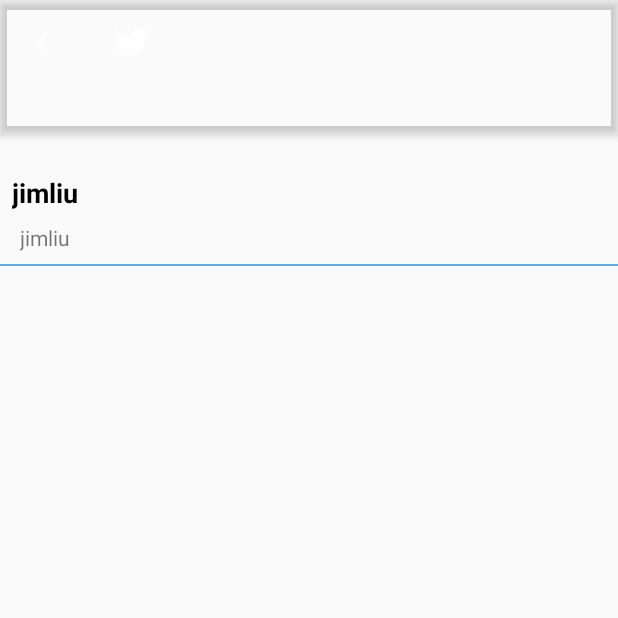
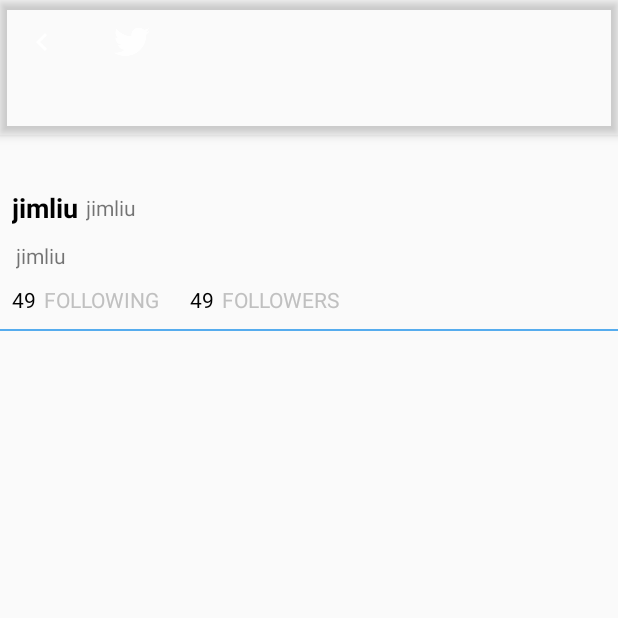
Before and after one commit to jimxj/TwitterClientAndroid, an Android app: the UserProfileActivity screen opened directly, with no data from a screen before it, on a phone screen of 412 x 824 dp, the top half of it. Run offline under Robolectric (Android 15) with nearby library versions, the light colour scheme and no system bars; our stand-ins replace ButterKnife; libraries missing offline, so code that uses them is left out: com.facebook.drawee; plain views replace SimpleDraweeView; pictures from the network do not load; 1 statement that could not run was skipped.

Commit message:
added following/follower number

```diff
--- a/app/src/main/java/com/jim/apps/twitter/activity/UserProfileActivity.java
+++ b/app/src/main/java/com/jim/apps/twitter/activity/UserProfileActivity.java
@@ -38,6 +38,9 @@ public class UserProfileActivity extends AppCompatActivity implements OnNewTweet
   @InjectView(R.id.ivProfile) SimpleDraweeView ivProfileImage;
   @InjectView(R.id.tvUserName) TextView tvUsername;
   @InjectView(R.id.tvScreenName) TextView tvScreenName;
+  @InjectView(R.id.tvFollowingNum) TextView tvFollowingNum;
+  @InjectView(R.id.tvFollowerNum) TextView tvFollowerNum;
+  @InjectView(R.id.tvIntroduction) TextView tvIntroduction;
 
   @Override protected void onCreate(Bundle savedInstanceState) {
     super.onCreate(savedInstanceState);
@@ -72,6 +75,9 @@ public class UserProfileActivity extends AppCompatActivity implements OnNewTweet
     tvUsername.setText(user.getName());
     tvScreenName.setText("@" + user.getScreen_name());
     ivProfileImage.setImageURI(Uri.parse(user.getProfile_image_url()));
+    tvFollowingNum.setText(String.valueOf(user.getFriends_count()));
+    tvFollowerNum.setText(String.valueOf(user.getFollowers_count()));
+    tvIntroduction.setText(user.getDescription());
     if(user.getProfile_use_background_image() && null != user.getProfile_background_image_url()) {
       SimpleDraweeView draweeView = new SimpleDraweeView(this);
       draweeView.setScaleType(ImageView.ScaleType.FIT_XY);
--- a/app/src/main/res/layout/activity_user_profile.xml
+++ b/app/src/main/res/layout/activity_user_profile.xml
@@ -46,16 +46,23 @@
       android:id="@+id/ivProfile"
       fresco:placeholderImage="@drawable/default_profile_image"/>
 
-
+    <LinearLayout
+        android:id="@+id/llUserNames"
+        android:layout_width="match_parent"
+        android:layout_height="wrap_content"
+        android:orientation="horizontal"
+        android:gravity="center_vertical"
+        android:layout_alignLeft="@+id/ivProfile"
+        android:layout_below="@+id/ivProfile"
+        android:layout_marginTop="10dp"
+        android:layout_marginBottom="10dp"
+        >
         <TextView
             android:layout_width="wrap_content"
             android:layout_height="wrap_content"
             android:textAppearance="?android:attr/textAppearanceMedium"
             android:text="jimliu"
             android:id="@+id/tvUserName"
-      android:layout_marginBottom="@dimen/activity_vertical_margin"
-      android:layout_below="@+id/ivProfile"
-      android:layout_alignLeft="@+id/ivProfile"
             android:textColor="@color/black"
             android:textStyle="bold"
             android:maxLength="40"/>
@@ -64,18 +71,69 @@
           android:layout_width="wrap_content"
           android:layout_height="wrap_content"
           android:textAppearance="?android:attr/textAppearanceSmall"
+          android:text="jimliu"
+          android:id="@+id/tvScreenName"
+          android:layout_marginLeft="5dp"
+          android:maxLength="40"/>
+
+    </LinearLayout>
+
+    <TextView
+        android:layout_width="wrap_content"
+        android:layout_height="wrap_content"
+        android:textAppearance="?android:attr/textAppearanceSmall"
         android:paddingLeft="5dp"
         android:text="jimliu"
-      android:id="@+id/tvScreenName"
+        android:id="@+id/tvIntroduction"
+        android:layout_below="@+id/llUserNames"
+        android:layout_marginLeft="5dp"
+        android:maxLines="3"/>
+
+    <LinearLayout
+        android:id="@+id/llFollow"
+        android:layout_width="match_parent"
+        android:layout_height="wrap_content"
+        android:orientation="horizontal"
+        android:gravity="center_vertical"
         android:layout_alignLeft="@+id/ivProfile"
-      android:layout_marginBottom="@dimen/activity_vertical_margin"
-      android:layout_below="@+id/tvUserName"
-      android:layout_centerVertical="true"
-      android:maxLength="40"/>
+        android:layout_below="@+id/tvIntroduction"
+        android:layout_marginTop="10dp"
+        android:layout_marginBottom="10dp">
+
+        <TextView
+            android:id="@+id/tvFollowingNum"
+            android:layout_width="wrap_content"
+            android:layout_height="wrap_content"
+            android:textColor="@color/black"
+            android:text="49"/>
+
+        <TextView
+            android:layout_width="wrap_content"
+            android:layout_height="wrap_content"
+            android:textColor="@color/silver"
+            android:paddingLeft="5dp"
+            android:text="FOLLOWING"/>
+
+        <TextView
+            android:id="@+id/tvFollowerNum"
+            android:textColor="@color/black"
+            android:layout_width="wrap_content"
+            android:layout_height="wrap_content"
+            android:paddingLeft="20dp"
+            android:text="49"/>
+
+        <TextView
+            android:layout_width="wrap_content"
+            android:layout_height="wrap_content"
+            android:textColor="@color/silver"
+            android:paddingLeft="5dp"
+            android:text="FOLLOWERS"/>
+
+    </LinearLayout>
 
   <View
       android:id="@+id/vLine"
-      android:layout_below="@+id/tvScreenName"
+      android:layout_below="@+id/llFollow"
       android:layout_width="match_parent"
       android:layout_height="1dp"
       android:background="@color/primary_blue"
```
Lines whose indentation alone changed are shown as unchanged.
